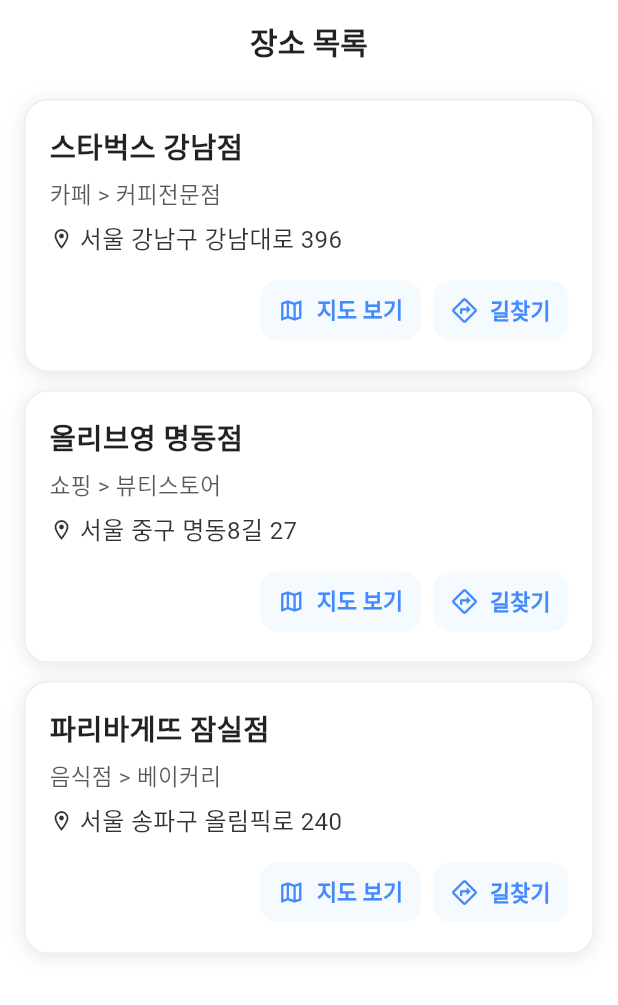
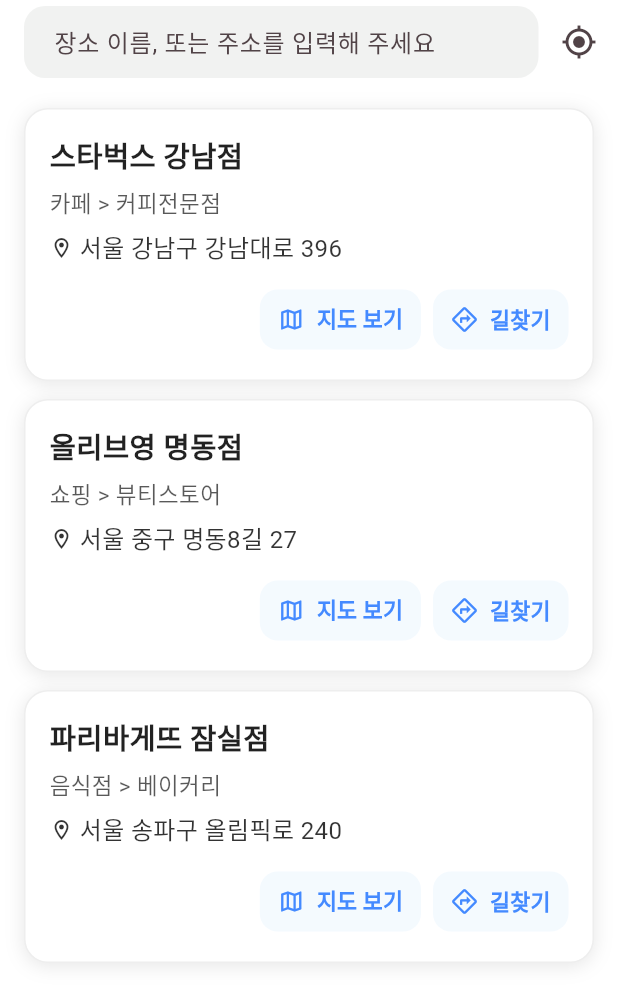
Before and after one commit to daehan-lim/flutter-place-finder, a Flutter app: the screen it shows after launch, on a phone screen of 412 x 824 dp. Shown: the top 1005 px of the screen. Run offline on Flutter 3.47's test engine with Material 3 defaults, Android fonts, the phone set to English and light mode, and no system bars; our stand-ins replace dio, flutter_riverpod.

Commit message:
feat: Add search bar with clear button functionality and gps button

```diff
--- a/lib/app/app_providers.dart
+++ b/lib/app/app_providers.dart
@@ -4,3 +4,5 @@
 final locationRepositoryProvider = Provider<LocationRepository>(
   (ref) => LocationRepositoryImpl(),
 );
+
+final searchTextProvider = StateProvider<String>((ref) => '');
--- a/lib/ui/pages/home/home_page.dart
+++ b/lib/ui/pages/home/home_page.dart
@@ -1,25 +1,91 @@
 import 'package:flutter/cupertino.dart';
 import 'package:flutter/material.dart';
 import 'package:flutter_place_finder/app/constants/app_constants.dart';
+import 'package:flutter_riverpod/flutter_riverpod.dart';
 
+import '../../../app/app_providers.dart';
 import '../../../core/services/map_launcher_service.dart';
 import '../../../data/model/place.dart';
 
-class HomePage extends StatelessWidget {
+class HomePage extends StatefulWidget {
   const HomePage({super.key});
 
   @override
+  State<HomePage> createState() => _HomePageState();
+}
+
+class _HomePageState extends State<HomePage> {
+  final searchBarController = TextEditingController();
+
+  @override
+  void dispose() {
+    searchBarController.dispose();
+    super.dispose();
+  }
+
+  @override
   Widget build(BuildContext context) {
-    return Scaffold(
+    return GestureDetector(
+      onTap: () => FocusScope.of(context).unfocus(),
+      child: Scaffold(
         backgroundColor: Colors.white, // iOS-style
-      appBar: AppBar(title: const Text('장소 목록')),
+        appBar: AppBar(
+          title: _buildSearchBar(),
+          titleSpacing: 0,
+          actionsPadding: EdgeInsets.only(right: 2),
+          actions: [
+            IconButton(icon: const Icon(Icons.gps_fixed), onPressed: () {}),
+          ],
+        ),
         body: ListView.separated(
-        padding: const EdgeInsets.symmetric(horizontal: 16, vertical: 10),
+          padding: const EdgeInsets.symmetric(horizontal: 16, vertical: 16),
           itemCount: AppConstants.samplePlaces.length,
           separatorBuilder: (_, __) => const SizedBox(height: 12),
           itemBuilder: (context, index) {
             final Place place = AppConstants.samplePlaces[index];
             return _buildListItem(place);
+          },
+        ),
+      ),
+    );
+  }
+
+  Widget _buildSearchBar() {
+    return Padding(
+      padding: const EdgeInsets.only(left: 16, right: 3),
+      child: Consumer(
+        builder: (context, ref, child) {
+          final text = ref.watch(searchTextProvider);
+          return TextField(
+            controller: searchBarController,
+            onChanged: (value) {
+              ref.read(searchTextProvider.notifier).state = value;
+            },
+            decoration: InputDecoration(
+              hintText: '장소 이름, 또는 주소를 입력해 주세요',
+              contentPadding: const EdgeInsets.symmetric(
+                vertical: 4,
+                horizontal: 16,
+              ),
+              filled: true,
+              fillColor: Color(0XFFF1F2F1),
+              border: OutlineInputBorder(
+                borderRadius: BorderRadius.circular(14),
+                borderSide: BorderSide.none,
+              ),
+              suffixIcon:
+                  text.isNotEmpty
+                      ? IconButton(
+                        iconSize: 21,
+                        icon: const Icon(Icons.cancel_outlined),
+                        onPressed: () {
+                          searchBarController.clear();
+                          ref.read(searchTextProvider.notifier).state = '';
+                        },
+                      )
+                      : null,
+            ),
+          );
         },
       ),
     );
```
Lines whose indentation alone changed are shown as unchanged.
